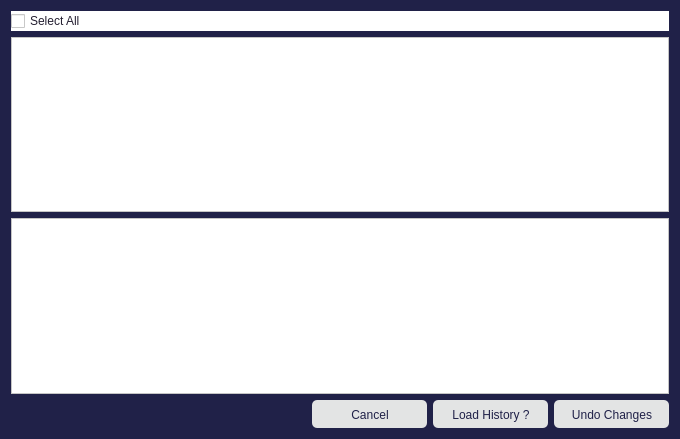
Old version of the form FrameWorkCode/undoglobalreplace.ui in the repository UDAAN-LEAP/leap-pe-tool.
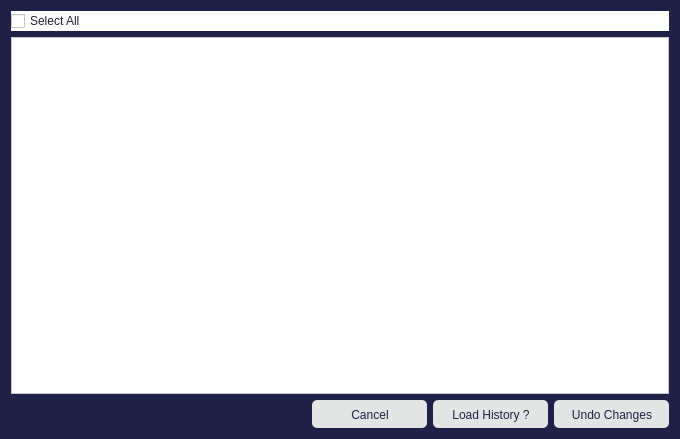
New version of the form.

Commit message: modifying ui and select all in undo global replace

```diff
--- a/FrameWorkCode/undoglobalreplace.ui
+++ b/FrameWorkCode/undoglobalreplace.ui
@@ -35,13 +35,6 @@
      </property>
     </widget>
    </item>
-   <item>
-    <widget class="QTextBrowser" name="textBrowser">
-     <property name="styleSheet">
-      <string notr="true">background-color: rgb(255, 255, 255);</string>
-     </property>
-    </widget>
-   </item>
    <item>
     <layout class="QHBoxLayout" name="horizontalLayout">
      <item>
```
The commit also changes 1 other file.
